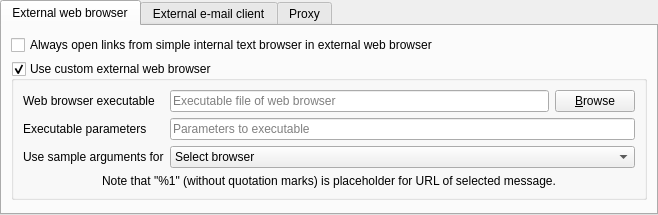
Before: the Qt Designer form src/gui/settings/settingsbrowsermail.ui in martinrotter/rssguard, drawn with Qt 5.
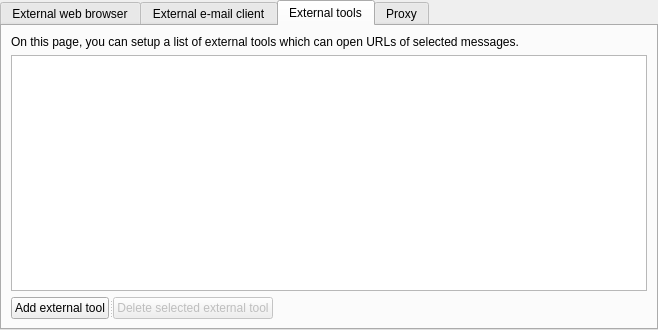
After: the same form once the commit is applied. The open tabs and pages were chosen to show the change.

The edit to the form file:
```diff
--- a/src/gui/settings/settingsbrowsermail.ui
+++ b/src/gui/settings/settingsbrowsermail.ui
@@ -7,7 +7,7 @@
     <x>0</x>
     <y>0</y>
     <width>658</width>
-    <height>200</height>
+    <height>330</height>
    </rect>
   </property>
   <layout class="QHBoxLayout" name="horizontalLayout">
@@ -229,6 +229,53 @@
        </item>
       </layout>
      </widget>
+     <widget class="QWidget" name="tab_2">
+      <attribute name="title">
+       <string>External tools</string>
+      </attribute>
+      <layout class="QFormLayout" name="formLayout">
+       <item row="0" column="0">
+        <widget class="QLabel" name="m_lblToolInfo">
+         <property name="text">
+          <string>On this page, you can setup a list of external tools which can open URLs of selected messages.</string>
+         </property>
+        </widget>
+       </item>
+       <item row="2" column="0">
+        <widget class="QSplitter" name="splitter">
+         <property name="orientation">
+          <enum>Qt::Horizontal</enum>
+         </property>
+         <widget class="QPushButton" name="m_btnAddTool">
+          <property name="text">
+           <string>Add external tool</string>
+          </property>
+         </widget>
+         <widget class="QPushButton" name="m_btnDeleteTool">
+          <property name="enabled">
+           <bool>false</bool>
+          </property>
+          <property name="text">
+           <string>Delete selected external tool</string>
+          </property>
+         </widget>
+        </widget>
+       </item>
+       <item row="1" column="0" colspan="2">
+        <widget class="QListWidget" name="m_listTools">
+         <property name="showDropIndicator" stdset="0">
+          <bool>false</bool>
+         </property>
+         <property name="alternatingRowColors">
+          <bool>true</bool>
+         </property>
+         <property name="uniformItemSizes">
+          <bool>true</bool>
+         </property>
+        </widget>
+       </item>
+      </layout>
+     </widget>
      <widget class="QWidget" name="m_tabProxy">
       <attribute name="title">
        <string>Proxy</string>
```
